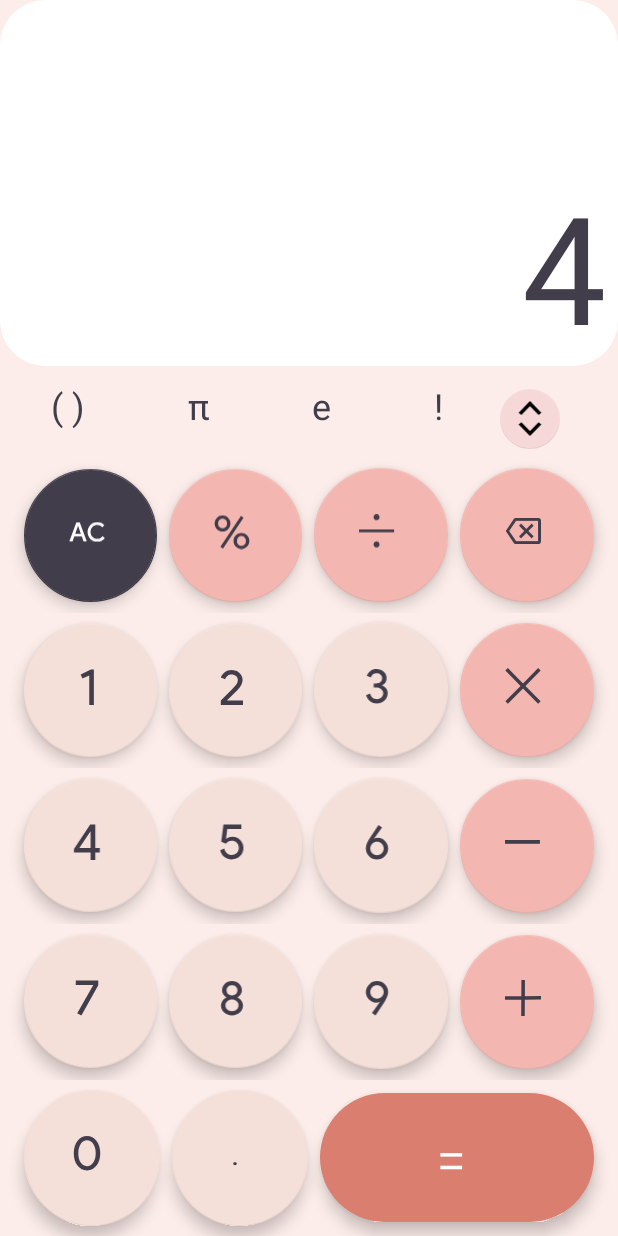
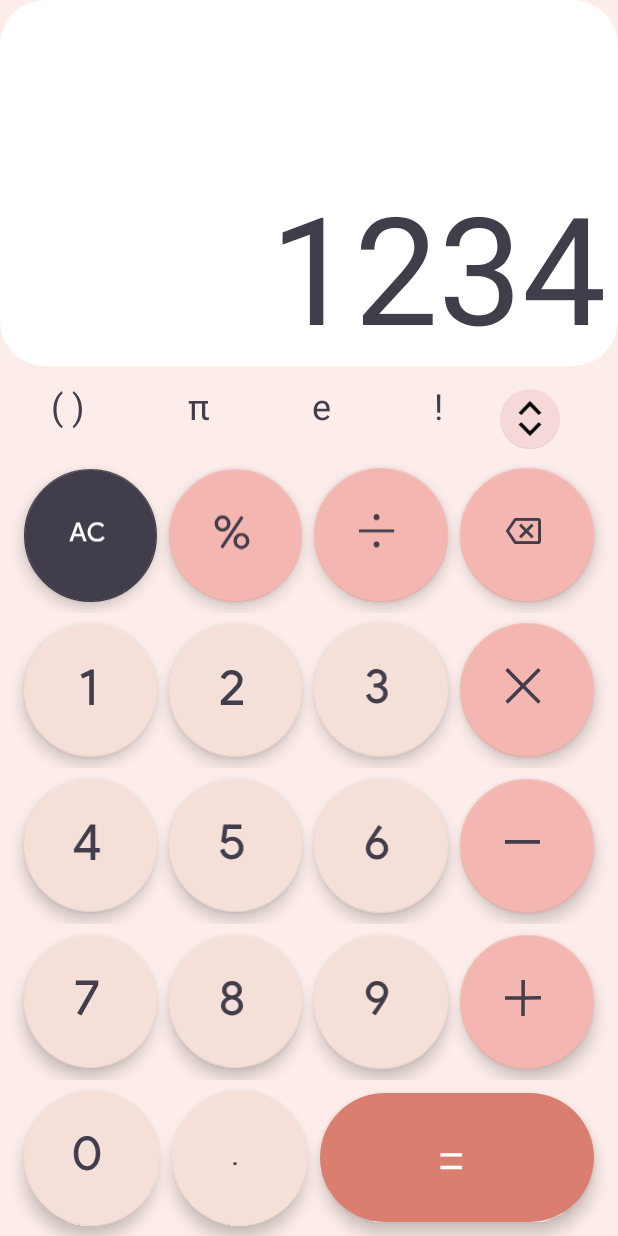
Before and after one commit to Harsh8833/Calculator, an Android app: the screen it shows after launch (MainActivity), after a tap on an icon or button, on a phone screen of 412 x 824 dp. Run offline under Robolectric (Android 15) with nearby library versions, the phone set to English and light mode, and no system bars; 3 other taps on this screen came first.

Commit message:
onclick listener text display

```diff
--- a/app/src/main/java/com/example/calculator/MainActivity.kt
+++ b/app/src/main/java/com/example/calculator/MainActivity.kt
@@ -3,29 +3,52 @@ package com.example.calculator
 import androidx.appcompat.app.AppCompatActivity
 import android.os.Bundle
 import android.text.InputType
+import android.util.Log
 import android.view.View
 import android.widget.Button
 import android.widget.EditText
 import com.google.android.material.floatingactionbutton.FloatingActionButton
 import com.google.android.material.textfield.TextInputEditText
+import kotlin.math.exp
+
+
+var newState = true
+var expression = ""
+private const val Tag = "MyActivity"
+
 
 class MainActivity : AppCompatActivity() {
-
-
-    //display.inputType = InputType.TYPE_NULL
-
 
     override fun onCreate(savedInstanceState: Bundle?) {
         super.onCreate(savedInstanceState)
         setContentView(R.layout.activity_main)
 
+        val display: EditText = findViewById(R.id.display)
+        val acButton: FloatingActionButton = findViewById(R.id.ac)
+        acButton.setOnClickListener {
+            expression = ""
+            display.setText("0").toString()
+        }
+
+        val backspaceButton: FloatingActionButton = findViewById(R.id.backspace)
+        backspaceButton.setOnClickListener {
+            if(expression.isNotEmpty()){
+                Log.d(Tag, "in is not empty")
+                expression = expression.dropLast(1)
+                display.setText(expression)
+
+            }
+        }
+
+    }
 
 
-    }
+
+
+
     fun digitClicked(view: android.view.View) {
         val clickedButton = view as FloatingActionButton
         val display: EditText = findViewById(R.id.display)
-        val acbutton: FloatingActionButton = findViewById(R.id.ac)
         val zeroButton: FloatingActionButton = findViewById(R.id.key0)
         val oneButton: FloatingActionButton = findViewById(R.id.key1)
         val twoButton: FloatingActionButton = findViewById(R.id.key2)
@@ -37,16 +60,42 @@ class MainActivity : AppCompatActivity() {
         val eightButton: FloatingActionButton = findViewById(R.id.key8)
         val nineButton: FloatingActionButton = findViewById(R.id.key9)
         val dotButton: FloatingActionButton = findViewById(R.id.key_decimal)
+
+
         when(clickedButton.id){
-            oneButton.id -> display.setText("1").toString()
-            twoButton.id -> display.setText("2").toString()
-            threeButton.id -> display.setText("3").toString()
-            fourButton.id -> display.setText("4").toString()
-            fiveButton.id -> display.setText("5").toString()
-            sixButton.id -> display.setText("6").toString()
-            sevenButton.id -> display.setText("7").toString()
-            eightButton.id -> display.setText("8").toString()
-            nineButton.id -> display.setText("9").toString()
+
+            zeroButton.id -> {
+                expression += "0"
+            }
+            oneButton.id ->{
+                expression += "1"
+            }
+            twoButton.id -> {
+                expression += "2"
+            }
+            threeButton.id -> {
+                expression += "3"
+            }
+            fourButton.id -> {
+                expression += "4"
+            }
+            fiveButton.id -> {
+                expression += "5"
+            }
+            sixButton.id -> {
+                expression += "6"
+            }
+            sevenButton.id -> {
+                expression += "7"
+            }
+            eightButton.id -> {
+                expression += "8"
+            }
+            nineButton.id -> {
+                expression += "9"
+            }
         }
+        display.setText(expression).toString()
     }
+
 }
```
